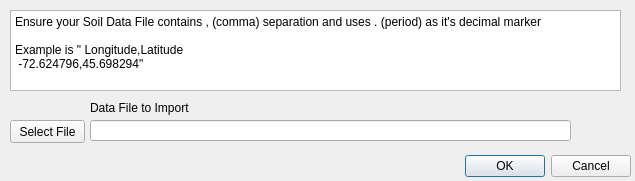
Qt form mainPlug/CsvImport.ui (NSCC-EAT-Lab/QGIS-plugin) before a commit.
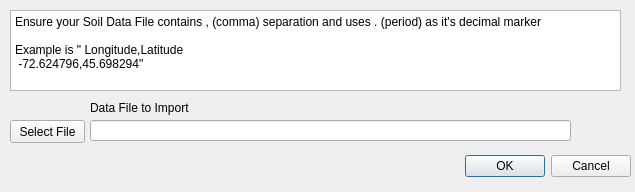
The same form after that commit.

Commit message: Just a small amount of UI updating and a single Docstring

```diff
--- a/mainPlug/CsvImport.ui
+++ b/mainPlug/CsvImport.ui
@@ -7,7 +7,7 @@
     <x>0</x>
     <y>0</y>
     <width>635</width>
-    <height>181</height>
+    <height>192</height>
    </rect>
   </property>
   <property name="windowTitle">
```
The commit also changes 1 other file.
